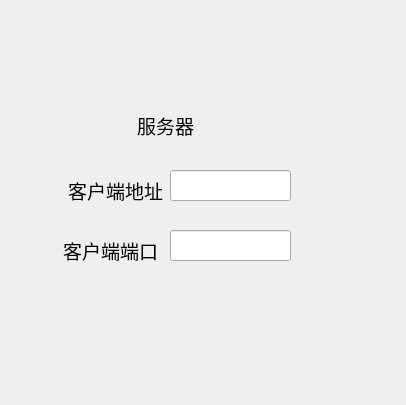
zheyudu39-del/Tcp_client_server_of_QT, file Server/widget.ui: the form before one commit.
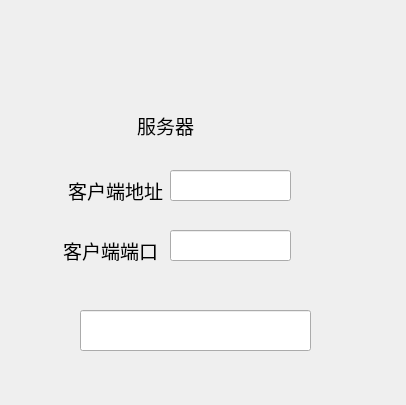
The form after the commit.

```diff
--- a/Server/widget.ui
+++ b/Server/widget.ui
@@ -72,6 +72,16 @@
     <string>&lt;html&gt;&lt;head/&gt;&lt;body&gt;&lt;p align=&quot;center&quot;&gt;&lt;span style=&quot; font-size:14pt;&quot;&gt;客户端端口&lt;/span&gt;&lt;/p&gt;&lt;/body&gt;&lt;/html&gt;</string>
    </property>
   </widget>
+  <widget class="QLineEdit" name="lineEdit">
+   <property name="geometry">
+    <rect>
+     <x>80</x>
+     <y>310</y>
+     <width>231</width>
+     <height>41</height>
+    </rect>
+   </property>
+  </widget>
  </widget>
  <resources/>
  <connections/>
```
